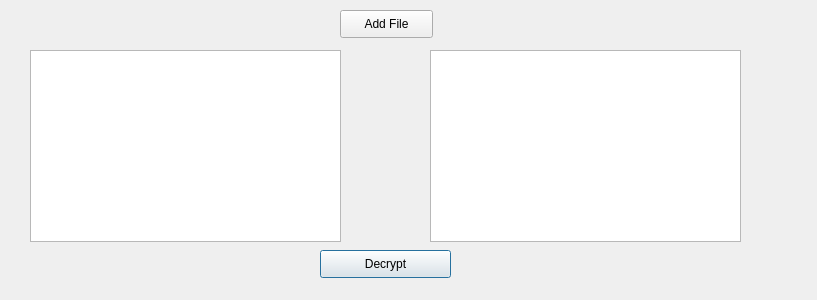
First picture: the form in Decrypt.ui, repository minhhuy00600/ANMT_Project1, before the edit.
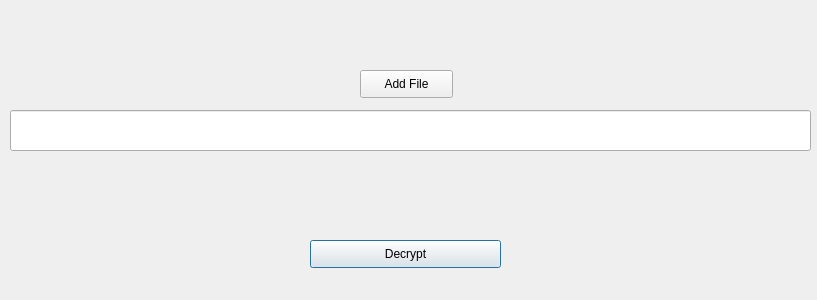
Second picture: the form after the edit.

Diff of the .ui file:
```diff
--- a/Decrypt.ui
+++ b/Decrypt.ui
@@ -13,22 +13,12 @@
   <property name="windowTitle">
    <string>Decrypt</string>
   </property>
-  <widget class="QListWidget" name="File">
+  <widget class="QPushButton" name="DecryptASend">
    <property name="geometry">
     <rect>
-     <x>30</x>
-     <y>50</y>
-     <width>311</width>
-     <height>192</height>
-    </rect>
-   </property>
-  </widget>
-  <widget class="QPushButton" name="EncryptASend">
-   <property name="geometry">
-    <rect>
-     <x>320</x>
-     <y>250</y>
-     <width>131</width>
+     <x>310</x>
+     <y>240</y>
+     <width>191</width>
      <height>28</height>
     </rect>
    </property>
@@ -39,8 +29,8 @@
   <widget class="QPushButton" name="AddFile">
    <property name="geometry">
     <rect>
-     <x>340</x>
-     <y>10</y>
+     <x>360</x>
+     <y>70</y>
      <width>93</width>
      <height>28</height>
     </rect>
@@ -49,15 +39,24 @@
     <string>Add File</string>
    </property>
   </widget>
-  <widget class="QTextBrowser" name="DecryptedText">
+  <widget class="QLineEdit" name="File_selected_box_d">
    <property name="geometry">
     <rect>
-     <x>430</x>
-     <y>50</y>
-     <width>311</width>
-     <height>192</height>
+     <x>10</x>
+     <y>110</y>
+     <width>801</width>
+     <height>41</height>
     </rect>
    </property>
+   <property name="font">
+    <font>
+     <weight>50</weight>
+     <bold>false</bold>
+    </font>
+   </property>
+   <property name="readOnly">
+    <bool>true</bool>
+   </property>
   </widget>
  </widget>
  <resources/>
```
Left out of the diff: 2 changed lines with no effect on the pictures.
